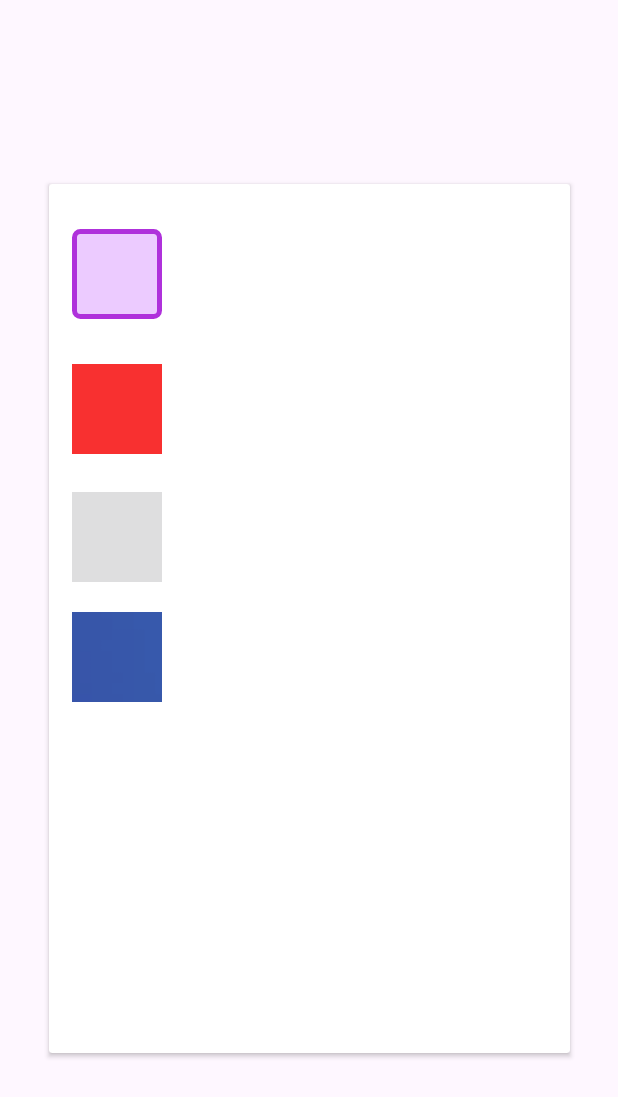
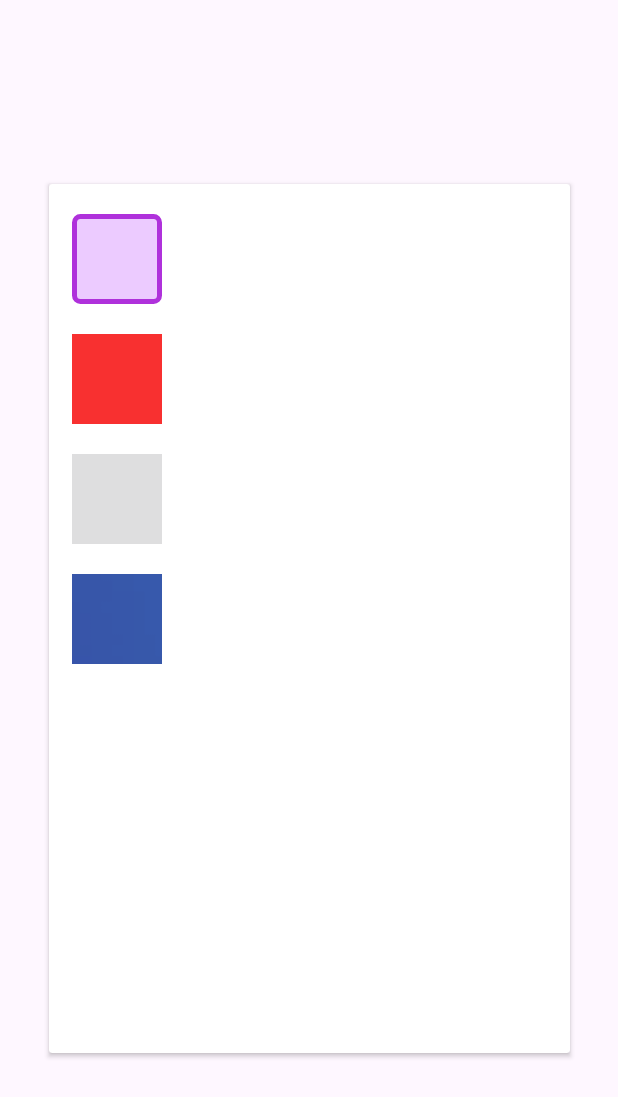
Before and after one commit to dariolfra/BattagliaSpaziale3077, an Android app: the layout regoledialog.xml on its own in the app's theme, with its tools: preview values and no code run, on a phone screen of 412 x 824 dp. Shown: the top 1097 px of the screen. Run offline under Robolectric (Android 15) with nearby library versions, the phone set to English and light mode, and no system bars.

Commit message:
regole modificate

```diff
--- a/app/src/main/res/layout/regoledialog.xml
+++ b/app/src/main/res/layout/regoledialog.xml
@@ -21,14 +21,14 @@
             android:layout_width="60dp"
             android:layout_height="60dp"
             android:layout_marginStart="15dp"
-            android:layout_marginTop="30dp"
+            android:layout_marginTop="20dp"
             app:srcCompat="@drawable/selected" />
 
         <TextView
             android:id="@+id/textView4"
             android:layout_width="235dp"
             android:layout_height="wrap_content"
-            android:layout_marginVertical="32dp"
+            android:layout_marginVertical="22dp"
             android:layout_marginStart="95dp"
             android:fontFamily="@font/orbitron_bold"
             android:text="Questa immagine indica che la casella è selezionata e/o il colpo ha fatto acqua"
@@ -40,7 +40,7 @@
             android:layout_width="60dp"
             android:layout_height="60dp"
             android:layout_marginStart="15dp"
-            android:layout_marginTop="120dp"
+            android:layout_marginTop="100dp"
             app:srcCompat="@drawable/nave_colpita" />
 
         <TextView
@@ -48,7 +48,7 @@
             android:layout_width="235dp"
             android:layout_height="wrap_content"
             android:layout_marginStart="95dp"
-            android:layout_marginTop="122dp"
+            android:layout_marginTop="104dp"
             android:fontFamily="@font/orbitron_bold"
             android:text="Questa immagine indica che la nave è stata colpita ma non affondata"
             android:textAlignment="center"
@@ -59,7 +59,7 @@
             android:layout_width="60dp"
             android:layout_height="60dp"
             android:layout_marginStart="15dp"
-            android:layout_marginTop="205dp"
+            android:layout_marginTop="180dp"
             app:srcCompat="@drawable/nave_affondata" />
 
         <TextView
@@ -67,7 +67,7 @@
             android:layout_width="235dp"
             android:layout_height="wrap_content"
             android:layout_marginStart="95dp"
-            android:layout_marginTop="205dp"
+            android:layout_marginTop="180dp"
             android:fontFamily="@font/orbitron_bold"
             android:text="Questa immagine indica che la nave è stata colpita e affondata"
             android:textAlignment="center"
@@ -78,9 +78,9 @@
             android:layout_width="320dp"
             android:layout_height="wrap_content"
             android:layout_marginStart="15dp"
-            android:layout_marginTop="355dp"
+            android:layout_marginTop="330dp"
             android:fontFamily="@font/orbitron_bold"
-            android:text="La mossa speciale sarà disponibile solamente dopo 5 colpi andati a segno da parte di una delle due parti. Non è possibile attaccare nello stesso punto e la vittoria va al giocatore che abbatte le flotte nemiche per primo, la mossa speciale varia in base al personaggio selezionato."
+            android:text="La mossa speciale sarà disponibile solamente dopo 5 colpi andati a segno da parte di una delle due parti. Non è possibile attaccare nello stesso punto e la vittoria va al giocatore che abbatte le flotte nemiche per primo, la mossa speciale varia in base al personaggio selezionato.Al momento della selezione se una nave viene cliccata verrà routata di 90 gradi"
             android:textAlignment="center"
             android:textColor="@color/white" />
 
@@ -89,7 +89,7 @@
             android:layout_width="150dp"
             android:layout_height="wrap_content"
             android:layout_marginStart="100dp"
-            android:layout_marginTop="510dp"
+            android:layout_marginTop="520dp"
             android:backgroundTint="@android:color/transparent"
             android:fontFamily="@font/orbitron_bold"
             android:foreground="@drawable/bordo_rettangolo_textbox"
@@ -100,7 +100,7 @@
             android:layout_width="60dp"
             android:layout_height="60dp"
             android:layout_marginStart="15dp"
-            android:layout_marginTop="285dp"
+            android:layout_marginTop="260dp"
             app:srcCompat="@drawable/cellaattaccata" />
 
         <TextView
@@ -108,7 +108,7 @@
             android:layout_width="235dp"
             android:layout_height="wrap_content"
             android:layout_marginStart="95dp"
-            android:layout_marginTop="287dp"
+            android:layout_marginTop="260dp"
             android:fontFamily="@font/orbitron_bold"
             android:text="Questa immagine indica la presenza di una nave alleata nella griglia"
             android:textAlignment="center"
```
